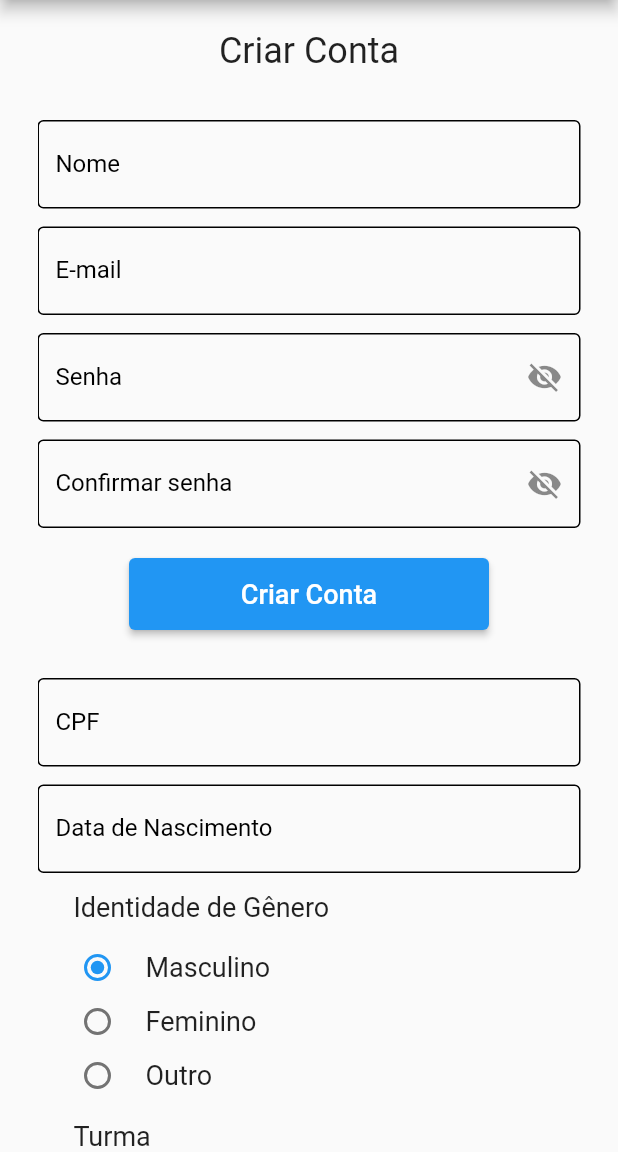
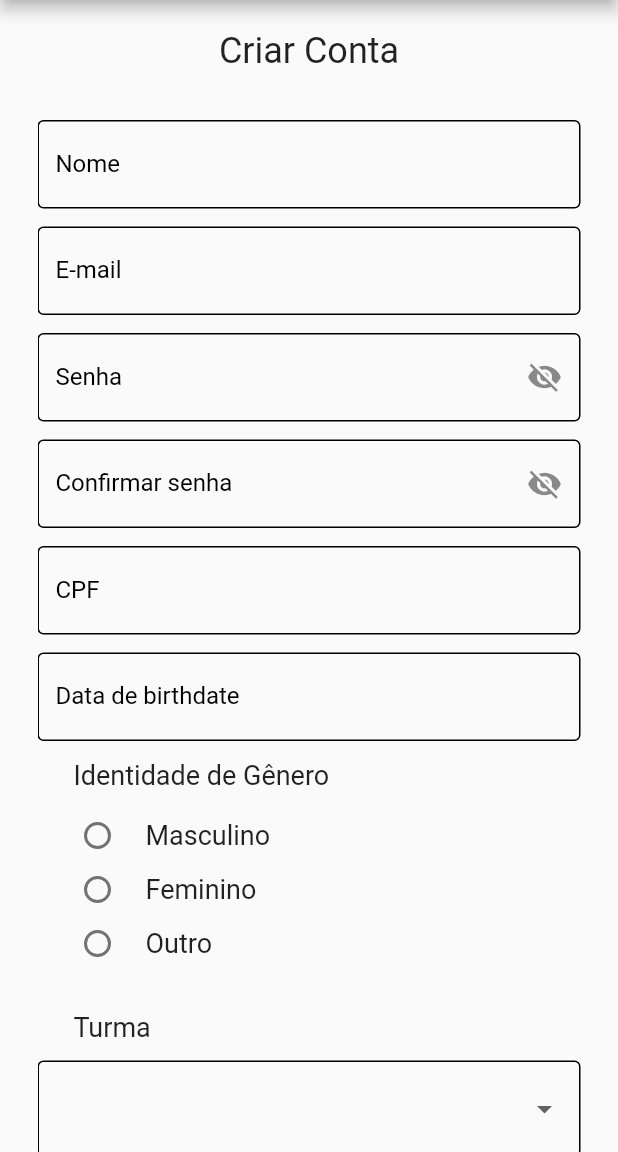
Before and after one commit to ericarodrigs/academy-semana-3, a Flutter app: the screen it shows after launch, on a phone screen of 412 x 824 dp, the part 84-1236 px from its top. Run offline on Flutter 3.47's test engine with Material 2 defaults, Android fonts, the phone set to English and light mode, and no system bars; our stand-ins replace flutter_masked_text2, google_fonts.

Commit message:
:sparkles: Date of birth, checkbox and gender validator

```diff
--- a/lib/home/home_page.dart
+++ b/lib/home/home_page.dart
@@ -13,16 +13,17 @@ class HomePage extends StatefulWidget {
 }
 
 class _HomePageState extends State<HomePage> {
-  GenderIdentity gender = GenderIdentity.masculino;
+  GenderIdentity gender = GenderIdentity.vazio;
   bool isChecked = false;
   bool isHiddenPassword = true;
   bool isHiddenConfirmatePassword = true;
   String currentPassword = '';
-  String dropdownValue = 'Flutter';
-  MaskedTextController controllerCPF =
+  String dropdownValue = '';
+  String birthdate = 'birthdate';
+  MaskedTextController cpfController =
       MaskedTextController(mask: '000.000.000-00');
 
-  MaskedTextController controllerBirthdate =
+  MaskedTextController birthdateController =
       MaskedTextController(mask: '00/00/0000');
   GlobalKey<FormState> formKey = GlobalKey<FormState>();
 
@@ -106,6 +107,219 @@ class _HomePageState extends State<HomePage> {
                       });
                     },
                   ),
+                  InputTextWidget(
+                    labelText: 'CPF',
+                    onChanged: (value) {},
+                    controller: cpfController,
+                    textInputAction: TextInputAction.next,
+                    keyboardType: TextInputType.number,
+                    validator: Validators.validateCPF,
+                    inputFormatters: [
+                      // obrigatório
+                      FilteringTextInputFormatter.digitsOnly,
+                    ],
+                  ),
+                  InputTextWidget(
+                    controller: birthdateController,
+                    labelText: 'Data de birthdate',
+                    onChanged: (value) {},
+                    textInputAction: TextInputAction.done,
+                    keyboardType: TextInputType.number,
+                    validator: Validators.validateBirthdate,
+                    inputFormatters: [
+                      // obrigatório
+                      FilteringTextInputFormatter.digitsOnly,
+                    ],
+                  ),
+                  const Padding(
+                    padding: EdgeInsets.only(left: 24, top: 12, bottom: 12),
+                    child: Align(
+                      alignment: Alignment.centerLeft,
+                      child: Text(
+                        'Identidade de Gênero',
+                        textAlign: TextAlign.start,
+                        style: TextStyle(
+                          fontSize: 18,
+                        ),
+                      ),
+                    ),
+                  ),
+                  FormField<GenderIdentity>(
+                    builder: (state) {
+                      return Column(
+                        crossAxisAlignment: CrossAxisAlignment.start,
+                        children: [
+                          ListTile(
+                            dense: true,
+                            visualDensity: const VisualDensity(
+                                vertical: -3, horizontal: -4),
+                            title: const Text(
+                              'Masculino',
+                              style: TextStyle(
+                                fontSize: 18,
+                              ),
+                            ),
+                            leading: Radio<GenderIdentity>(
+                              value: GenderIdentity.masculino,
+                              groupValue: gender,
+                              onChanged: (genderSelected) {
+                                setState(() {
+                                  gender = genderSelected!;
+                                  state.didChange(genderSelected);
+                                });
+                              },
+                            ),
+                          ),
+                          ListTile(
+                            dense: true,
+                            visualDensity: const VisualDensity(
+                                vertical: -3, horizontal: -4),
+                            title: const Text(
+                              'Feminino',
+                              style: TextStyle(
+                                fontSize: 18,
+                              ),
+                            ),
+                            leading: Radio<GenderIdentity>(
+                              value: GenderIdentity.feminino,
+                              groupValue: gender,
+                              onChanged: (GenderIdentity? genderSelected) {
+                                setState(() {
+                                  gender = genderSelected!;
+                                  state.didChange(genderSelected);
+                                });
+                              },
+                            ),
+                          ),
+                          ListTile(
+                            dense: true,
+                            visualDensity: const VisualDensity(
+                                vertical: -3, horizontal: -4),
+                            title: const Text(
+                              'Outro',
+                              style: TextStyle(
+                                fontSize: 18,
+                              ),
+                            ),
+                            leading: Radio<GenderIdentity>(
+                              value: GenderIdentity.outro,
+                              groupValue: gender,
+                              onChanged: (GenderIdentity? genderSelected) {
+                                setState(() {
+                                  gender = genderSelected!;
+                                  state.didChange(genderSelected);
+                                });
+                              },
+                            ),
+                          ),
+                          Padding(
+                            padding: const EdgeInsets.only(left: 13),
+                            child: Text(
+                              state.errorText ?? '',
+                              style: TextStyle(
+                                color: Theme.of(context).errorColor,
+                                fontSize: 13,
+                              ),
+                            ),
+                          )
+                        ],
+                      );
+                    },
+                    validator: (value) => Validators.validateGender(gender),
+                  ),
+                  const Padding(
+                    padding: EdgeInsets.only(left: 24, top: 12, bottom: 12),
+                    child: Align(
+                      alignment: Alignment.centerLeft,
+                      child: Text(
+                        'Turma',
+                        textAlign: TextAlign.start,
+                        style: TextStyle(
+                          fontSize: 18,
+                        ),
+                      ),
+                    ),
+                  ),
+                  DropdownButtonHideUnderline(
+                    child: DropdownButtonFormField(
+                        isExpanded: true,
+                        isDense: true,
+                        validator: Validators.validateGroup,
+                        decoration: const InputDecoration(
+                          border: OutlineInputBorder(
+                            borderSide:
+                                BorderSide(color: Colors.black, width: 1),
+                          ),
+                          enabledBorder: OutlineInputBorder(
+                            borderSide:
+                                BorderSide(color: Colors.black, width: 1),
+                          ),
+                          disabledBorder: OutlineInputBorder(
+                            borderSide:
+                                BorderSide(color: Colors.black, width: 1),
+                          ),
+                          focusedBorder: OutlineInputBorder(
+                            borderSide:
+                                BorderSide(color: Colors.blue, width: 1.5),
+                          ),
+                        ),
+                        items: <String>['Flutter', 'NodeJS', 'QA']
+                            .map<DropdownMenuItem<String>>((String value) {
+                          return DropdownMenuItem<String>(
+                            value: value,
+                            child: Text(
+                              value,
+                              style: const TextStyle(fontSize: 18),
+                            ),
+                          );
+                        }).toList(),
+                        onChanged: (String? newValue) {
+                          setState(() {
+                            dropdownValue = newValue!;
+                          });
+                        }),
+                  ),
+                  Padding(
+                    padding: const EdgeInsets.all(12.0),
+                    child: FormField<bool>(
+                        builder: (state) {
+                          return Column(
+                            crossAxisAlignment: CrossAxisAlignment.start,
+                            children: <Widget>[
+                              Row(
+                                mainAxisAlignment: MainAxisAlignment.start,
+                                children: <Widget>[
+                                  Checkbox(
+                                      value: isChecked,
+                                      onChanged: (value) {
+                                        setState(() {
+//save checkbox value to variable that store terms and notify form that state changed
+                                          isChecked = value!;
+                                          state.didChange(value);
+                                        });
+                                      }),
+                                  const Text(
+                                    'Concordo com os termos',
+                                    style: TextStyle(
+                                      fontSize: 16,
+                                    ),
+                                  ),
+                                ],
+                              ),
+//display error in matching theme
+                              Text(
+                                state.errorText ?? '',
+                                style: TextStyle(
+                                  color: Theme.of(context).errorColor,
+                                  fontSize: 13,
+                                ),
+                              )
+                            ],
+                          );
+                        },
+                        validator: (value) =>
+                            Validators.validateTerms(isChecked)),
+                  ),
                   Padding(
                     padding: const EdgeInsets.symmetric(vertical: 20),
                     child: SizedBox(
@@ -127,164 +341,6 @@ class _HomePageState extends State<HomePage> {
                       ),
                     ),
                   ),
-                  InputTextWidget(
-                    labelText: 'CPF',
-                    onChanged: (value) {},
-                    controller: controllerCPF,
-                    textInputAction: TextInputAction.next,
-                    keyboardType: TextInputType.number,
-                    validator: Validators.validateCPF,
-                    inputFormatters: [
-                      // obrigatório
-                      FilteringTextInputFormatter.digitsOnly,
-                    ],
-                  ),
-                  InputTextWidget(
-                    labelText: 'Data de Nascimento',
-                    onChanged: (value) {},
-                    textInputAction: TextInputAction.done,
-                    keyboardType: TextInputType.number,
-                    inputFormatters: [
-                      // obrigatório
-                      FilteringTextInputFormatter.digitsOnly,
-                    ],
-                  ),
-                  const Padding(
-                    padding: EdgeInsets.only(left: 24, top: 12, bottom: 12),
-                    child: Align(
-                      alignment: Alignment.centerLeft,
-                      child: Text(
-                        'Identidade de Gênero',
-                        textAlign: TextAlign.start,
-                        style: TextStyle(
-                          fontSize: 18,
-                        ),
-                      ),
-                    ),
-                  ),
-                  Column(
-                    children: [
-                      ListTile(
-                        dense: true,
-                        visualDensity:
-                            const VisualDensity(vertical: -3, horizontal: -4),
-                        title: const Text(
-                          'Masculino',
-                          style: TextStyle(
-                            fontSize: 18,
-                          ),
-                        ),
-                        leading: Radio<GenderIdentity>(
-                          value: GenderIdentity.masculino,
-                          groupValue: gender,
-                          onChanged: (GenderIdentity? genderSelected) {
-                            setState(() {
-                              gender = genderSelected!;
-                            });
-                          },
-                        ),
-                      ),
-                      ListTile(
-                        dense: true,
-                        visualDensity:
-                            const VisualDensity(vertical: -3, horizontal: -4),
-                        title: const Text(
-                          'Feminino',
-                          style: TextStyle(
-                            fontSize: 18,
-                          ),
-                        ),
-                        leading: Radio<GenderIdentity>(
-                          value: GenderIdentity.feminino,
-                          groupValue: gender,
-                          onChanged: (GenderIdentity? genderSelected) {
-                            setState(() {
-                              gender = genderSelected!;
-                            });
-                          },
-                        ),
-                      ),
-                      ListTile(
-                        dense: true,
-                        visualDensity:
-                            const VisualDensity(vertical: -3, horizontal: -4),
-                        title: const Text(
-                          'Outro',
-                          style: TextStyle(
-                            fontSize: 18,
-                          ),
-                        ),
-                        leading: Radio<GenderIdentity>(
-                          value: GenderIdentity.outro,
-                          groupValue: gender,
-                          onChanged: (GenderIdentity? genderSelected) {
-                            setState(() {
-                              gender = genderSelected!;
-                            });
-                          },
-                        ),
-                      ),
-                    ],
-                  ),
-                  const Padding(
-                    padding: EdgeInsets.only(left: 24, top: 12, bottom: 12),
-                    child: Align(
-                      alignment: Alignment.centerLeft,
-                      child: Text(
-                        'Turma',
-                        textAlign: TextAlign.start,
-                        style: TextStyle(
-                          fontSize: 18,
-                        ),
-                      ),
-                    ),
-                  ),
-                  InputDecorator(
-                    decoration: const InputDecoration(
-                      enabledBorder: OutlineInputBorder(
-                        borderSide: BorderSide(color: Colors.black, width: 1),
-                      ),
-                    ),
-                    child: DropdownButtonHideUnderline(
-                      child: DropdownButton(
-                          isExpanded: true,
-                          isDense: true,
-                          value: dropdownValue,
-                          items: <String>['Flutter', 'NodeJS', 'QA']
-                              .map<DropdownMenuItem<String>>((String value) {
-                            return DropdownMenuItem<String>(
-                              value: value,
-                              child: Text(
-                                value,
-                                style: const TextStyle(fontSize: 18),
-                              ),
-                            );
-                          }).toList(),
-                          onChanged: (String? newValue) {
-                            setState(() {
-                              dropdownValue = newValue!;
-                            });
-                          }),
-                    ),
-                  ),
-                  Padding(
-                    padding: const EdgeInsets.all(12),
-                    child: Row(
-                      children: [
-                        Checkbox(
-                            value: isChecked,
-                            onChanged: (value) {
-                              setState(() {
-                                isChecked = !isChecked;
-                              });
-                            }),
-                        const Text(
-                          'Concordo com os termos.',
-                          style: TextStyle(fontSize: 16),
-                        ),
-                      ],
-                    ),
-                  ),
                 ],
               ),
             ),
@@ -295,4 +351,4 @@ class _HomePageState extends State<HomePage> {
   }
 }
 
-enum GenderIdentity { masculino, feminino, outro }
+enum GenderIdentity { masculino, feminino, outro, vazio }
--- a/pubspec.yaml
+++ b/pubspec.yaml
@@ -19,6 +19,9 @@ dependencies:
   #Mask
   flutter_masked_text2: ^0.9.1
 
+  #Date
+  intl: ^0.17.0
+
 dev_dependencies:
   flutter_test:
     sdk: flutter
```
Also changed, not shown: lib/utils/date_utilities.dart (added, +36 -0 lines), lib/utils/validators.dart (+47 -4 lines), pubspec.lock.
